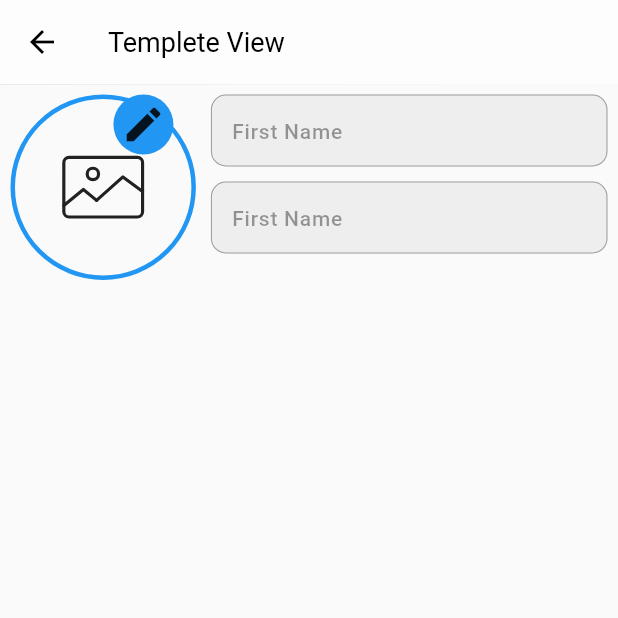
After one commit to Savdancode/resume_builder, a Flutter app: the TempleteView screen opened by its route, on a phone screen of 412 x 824 dp, the top half of it. The commit adds this screen. Run offline on Flutter 3.47's test engine with Material 3 defaults, Android fonts, the phone set to English and light mode, and no system bars; our stand-ins replace flutter_screenutil, flutter_svg, get, hexcolor, open_filex, pdf and 2 more.

Commit message:
Screen templete

```diff
--- a/assets/lang/en_US.json
+++ b/assets/lang/en_US.json
@@ -4,5 +4,7 @@
     "profile": "Profile",
     "treding": "Treding",
     "more": "More",
-    "try_now": "Try Now"
+    "try_now": "Try Now",
+    "first_name": "First Name",
+    "last_name": "Last Name"
 }
--- /dev/null
+++ b/lib/controller/templete/binding/templete_binding.dart
@@ -0,0 +1,9 @@
+import 'package:get/get.dart';
+import 'package:resume_maker/controller/templete/controller/templete_controller.dart';
+
+class TempleteBinding extends Bindings {
+  @override
+  void dependencies() {
+    Get.lazyPut<TempleteController>(() => TempleteController());
+  }
+}
--- /dev/null
+++ b/lib/controller/templete/controller/templete_controller.dart
@@ -0,0 +1,6 @@
+import 'package:get/get.dart';
+import 'package:pdf/widgets.dart' as pw;
+
+class TempleteController extends GetxController {
+  final pdf = pw.Document();
+}
--- a/lib/main.dart
+++ b/lib/main.dart
@@ -28,12 +28,13 @@ class MyApp extends StatelessWidget {
           title: '',
           theme: Apptheme().lightTheme,
           darkTheme: Apptheme().darkTheme,
-          themeMode: ThemeMode.dark,
+          themeMode: ThemeMode.light,
           translations: TranslationService(),
           locale: const Locale('en', 'US'),
           fallbackLocale: const Locale('en', 'US'),
           getPages: getRouter,
           initialRoute: '/',
+          defaultTransition: Transition.cupertino,
         );
       },
     );
--- a/lib/module/home/compopent/treding.dart
+++ b/lib/module/home/compopent/treding.dart
@@ -1,5 +1,6 @@
 import 'package:flutter/material.dart';
 import 'package:flutter_screenutil/flutter_screenutil.dart';
+import 'package:get/get.dart';
 import 'package:resume_maker/res/img_res.dart';
 import 'package:resume_maker/res/str_res.dart';
 import 'package:resume_maker/service/templete/templete.dart';
@@ -71,8 +72,11 @@ class Trending extends StatelessWidget {
                         LoadingDialog.show();
                         Future.delayed(const Duration(seconds: 5), () {
                           LoadingDialog.hide();
+                        }).then((value) {
+                          Get.toNamed(
+                            "/templete",
+                          );
                         });
-                        var result = await TempleteService.savePDF();
                       },
                     ),
                   ],
--- /dev/null
+++ b/lib/module/my_templete/view/templete_view.dart
@@ -0,0 +1,82 @@
+import 'package:flutter/material.dart';
+import 'package:get/get.dart';
+import 'package:resume_maker/res/img_res.dart';
+import 'package:resume_maker/res/str_res.dart';
+import 'package:resume_maker/style/color.dart';
+import 'package:resume_maker/util/extension/spacing.dart';
+import 'package:resume_maker/widget/images/svg_asset.dart';
+import 'package:resume_maker/widget/text_field/custom_text_form.dart';
+
+class TempleteView extends StatelessWidget {
+  const TempleteView({super.key});
+
+  @override
+  Widget build(BuildContext context) {
+    return Scaffold(
+      appBar: AppBar(
+        title: const Text("Templete View"),
+      ),
+      body: ListView(
+        padding: const EdgeInsets.all(7),
+        children: <Widget>[
+          Row(
+            crossAxisAlignment: CrossAxisAlignment.start,
+            children: [
+              Stack(
+                alignment: Alignment.topRight,
+                children: [
+                  Container(
+                    alignment: Alignment.center,
+                    width: Get.width * 0.3,
+                    height: Get.width * 0.3,
+                    decoration: BoxDecoration(
+                      color: AppColors.scaffoldBackgroundColor,
+                      shape: BoxShape.circle,
+                      border: Border.all(
+                        color: AppColors.tertiaryColor,
+                        width: 3.0, // Border width
+                      ),
+                      //image:
+                    ),
+                    child: SizedBox(
+                      child: SvgAsset(
+                        assetName: ImgRes.icError,
+                        color: AppColors.iconColor,
+                        widget: 70,
+                        height: 70,
+                      ),
+                    ),
+                  ),
+                  Positioned(
+                    right: 15,
+                    child: Container(
+                      padding: const EdgeInsets.all(5),
+                      decoration: BoxDecoration(
+                        color: AppColors.tertiaryColor,
+                        shape: BoxShape.circle,
+                      ),
+                      child: const Icon(
+                        Icons.edit,
+                        size: 30,
+                      ),
+                    ),
+                  )
+                ],
+              ),
+              10.horizontalGap,
+              Expanded(
+                child: Column(
+                  children: [
+                    CustomTextForm(),
+                    10.verticalGap,
+                    CustomTextForm()
+                  ],
+                ),
+              ),
+            ],
+          )
+        ],
+      ),
+    );
+  }
+}
--- a/lib/res/img_res.dart
+++ b/lib/res/img_res.dart
@@ -6,6 +6,7 @@ class ImgRes {
   //svg
   static const icHome = '$_svgDir/ic_home.svg';
   static const icFolder = '$_svgDir/ic_folder.svg';
+  static const icError = '$_svgDir/ic_error_iamge.svg';
   static const icProfile = '$_svgDir/ic_profile.svg';
   //img
   static const cv0 = '$_imgDir/cv_0.png';
--- a/lib/res/str_res.dart
+++ b/lib/res/str_res.dart
@@ -7,4 +7,6 @@ class StrRes {
   static String get treding => 'treding'.tr;
   static String get more => 'more'.tr;
   static String get tryNow => 'try_now'.tr;
+  static String get firstName => 'first_name'.tr;
+  static String get lastName => 'last_name'.tr;
 }
--- a/lib/route/app_rout.dart
+++ b/lib/route/app_rout.dart
@@ -1,4 +1,5 @@
 class AppRoute {
   static String landing = '/';
   static String home = '/home';
+  static String templete = '/templete';
 }
--- a/lib/route/get_router.dart
+++ b/lib/route/get_router.dart
@@ -2,8 +2,8 @@ import 'package:get/get_navigation/src/routes/get_route.dart';
 import 'package:resume_maker/controller/home/binding/landing_binding.dart';
 import 'package:resume_maker/module/home/view/home_view.dart';
 import 'package:resume_maker/module/home/view/landing_view.dart';
+import 'package:resume_maker/module/my_templete/view/templete_view.dart';
 import 'package:resume_maker/route/app_rout.dart';
-
 import '../controller/home/binding/home_binding.dart';
 
 var getRouter = [
@@ -19,4 +19,9 @@ var getRouter = [
     page: () => const HomeView(),
     binding: HomeBinding(),
   ),
+  GetPage(
+    name: AppRoute.templete,
+    page: () => const TempleteView(),
+    binding: HomeBinding(),
+  ),
 ];
--- a/lib/service/templete/templete.dart
+++ b/lib/service/templete/templete.dart
@@ -23,7 +23,7 @@ class TempleteService {
                       fontSize: 24, fontWeight: pw.FontWeight.bold)),
               pw.SizedBox(height: 10),
               pw.Text("Generated using Flutter",
-                  style: pw.TextStyle(fontSize: 16)),
+                  style: const pw.TextStyle(fontSize: 16)),
               pw.SizedBox(height: 20),
               pw.Container(
                 padding: const pw.EdgeInsets.all(10),
--- a/lib/style/theme.dart
+++ b/lib/style/theme.dart
@@ -12,6 +12,9 @@ class Apptheme {
       titleTextStyle: const TextStyle(
         color: Colors.white,
         fontSize: 18,
+      ),
+      iconTheme: const IconThemeData(
+        color: Colors.white,
       ),
     ),
     iconTheme: const IconThemeData(color: Colors.white),
@@ -44,6 +47,9 @@ class Apptheme {
       elevation: 0.2,
       color: HexColor('#ffffff'),
       shadowColor: HexColor('#ffffff'),
+      iconTheme: const IconThemeData(
+        color: Colors.black,
+      ),
       titleTextStyle: const TextStyle(
         color: Colors.black,
         fontSize: 18,
--- /dev/null
+++ b/lib/widget/text_field/custom_text_form.dart
@@ -0,0 +1,42 @@
+import 'package:flutter/material.dart';
+import 'package:resume_maker/res/str_res.dart';
+
+import '../../style/color.dart';
+
+class CustomTextForm extends StatelessWidget {
+  const CustomTextForm({super.key});
+  static final _border = OutlineInputBorder(
+    borderRadius: BorderRadius.circular(10.0),
+    borderSide: const BorderSide(
+      color: Colors.grey, // Default border color
+      width: 0.7,
+    ),
+  );
+  @override
+  Widget build(BuildContext context) {
+    return TextFormField(
+      cursorColor: AppColors.tertiaryColor,
+      style: const TextStyle(
+        fontSize: 18,
+        fontWeight: FontWeight.w500,
+      ),
+      decoration: InputDecoration(
+        fillColor: Colors.grey[200],
+        filled: true,
+        contentPadding: const EdgeInsets.all(10),
+        hintText: StrRes.firstName,
+        hintStyle: TextStyle(
+          fontSize: 14,
+          color: AppColors.txtColor.withAlpha(100),
+        ),
+        border: _border,
+        enabledBorder: _border,
+        focusedBorder: _border,
+        constraints: const BoxConstraints(
+          minHeight: 40,
+          maxHeight: 50,
+        ),
+      ),
+    );
+  }
+}
```
Also changed, not shown: assets/images/svg/ic_error_iamge.svg (added).
